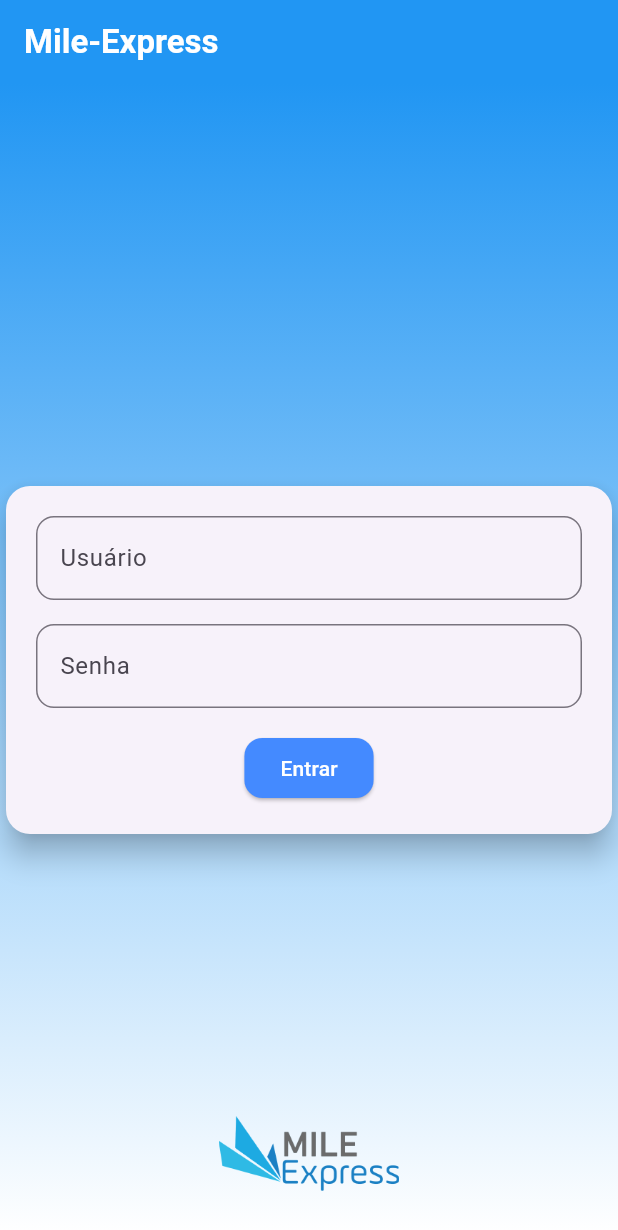
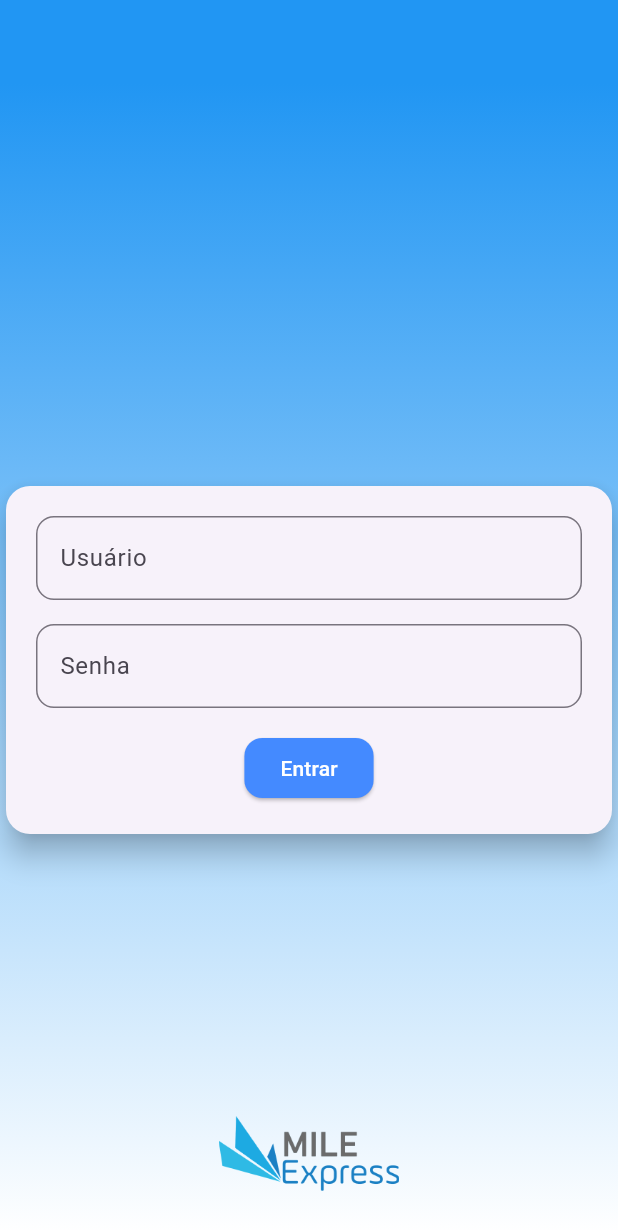
Before and after one commit to luissecundes/project-flutter, a Flutter app: the screen it shows after launch, on a phone screen of 412 x 824 dp. Shown: the top 1230 px of the screen. Run offline on Flutter 3.47's test engine with Material 3 defaults, Android fonts, the phone set to English and light mode, and no system bars.

Commit message:
remove title

```diff
--- a/lib/screens/login/login_app_bar.dart
+++ b/lib/screens/login/login_app_bar.dart
@@ -7,7 +7,7 @@ class LoginAppBar extends StatelessWidget implements PreferredSizeWidget {
   Widget build(BuildContext context) {
     return AppBar(
       title: const Text(
-        'Mile-Express',
+        '',
         style: TextStyle(color: Colors.white, fontWeight: FontWeight.bold),
       ),
       backgroundColor: Colors.blue, // Cor do AppBar
```
